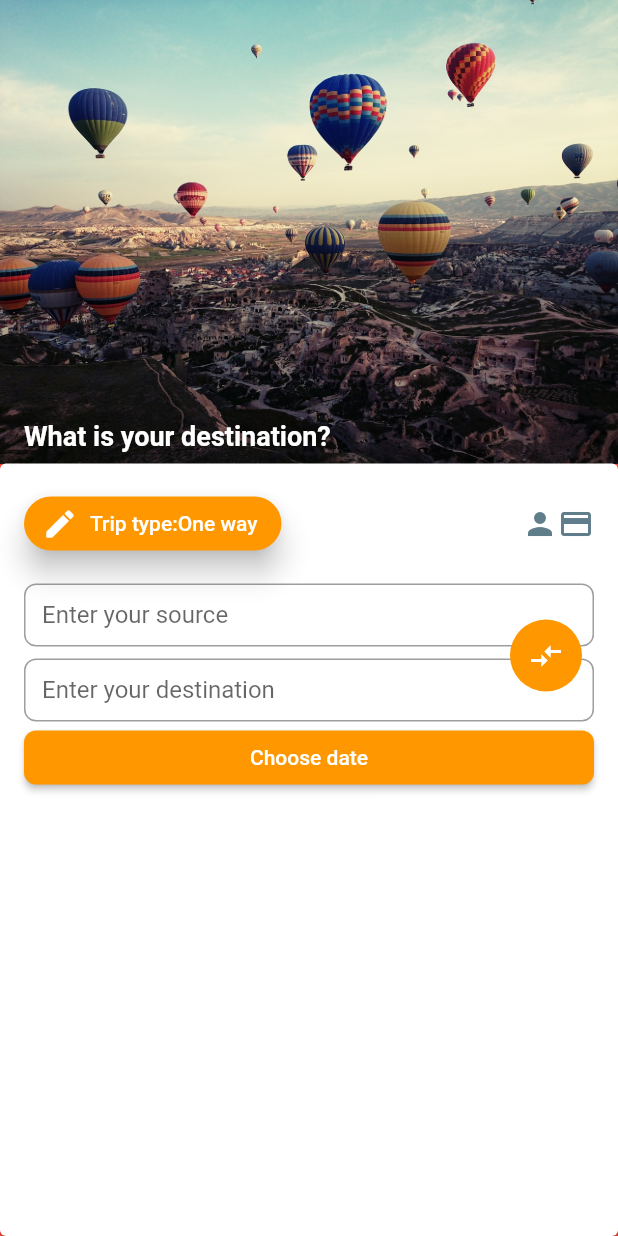
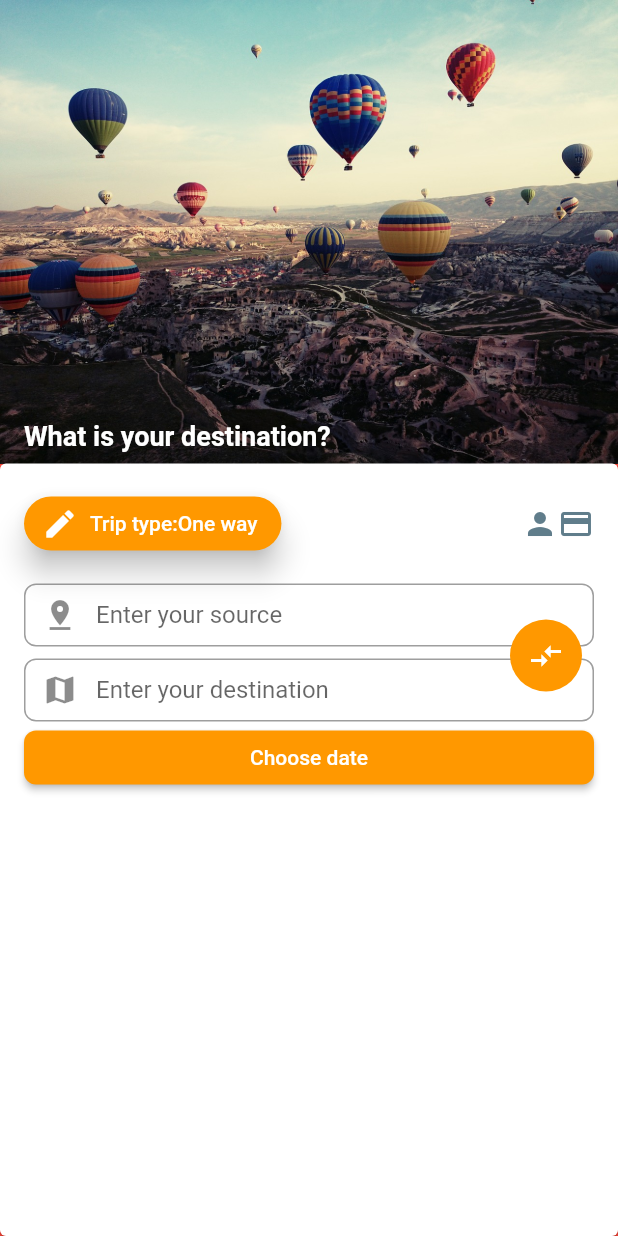
Before and after one commit to Abiri99/Flutter-Booking-Application, a Flutter app: the screen it shows after launch, on a phone screen of 412 x 824 dp. Run offline on Flutter 3.47's test engine with Material 2 defaults, Android fonts, the phone set to English and light mode, and no system bars.

Commit message:
icon added to textFields.

```diff
--- a/lib/components/sourceDestinationInput.dart
+++ b/lib/components/sourceDestinationInput.dart
@@ -33,6 +33,7 @@ class _sdInputState extends State<sdInput> {
                         cursorColor: Colors.grey,
                         decoration: InputDecoration(
                             labelText: "Enter your source",
+                            prefixIcon: Icon(Icons.pin_drop),
                             fillColor: Colors.grey,
                             border: OutlineInputBorder(
                                 borderRadius: BorderRadius.circular(8))),
@@ -42,10 +43,13 @@ class _sdInputState extends State<sdInput> {
                       height: 8,
                     ),
                     SizedBox(
+
                       height: 42,
                       child: TextFormField(
+                        cursorWidth: 0,
                         decoration: InputDecoration(
                             labelText: "Enter your destination",
+                            prefixIcon: Icon(Icons.map),
                             fillColor: Colors.grey,
                             border: OutlineInputBorder(
                                 borderRadius: BorderRadius.circular(8))),
```
Also changed, not shown: assets/images/switch-vertical-orientation-arrows.png (added).
